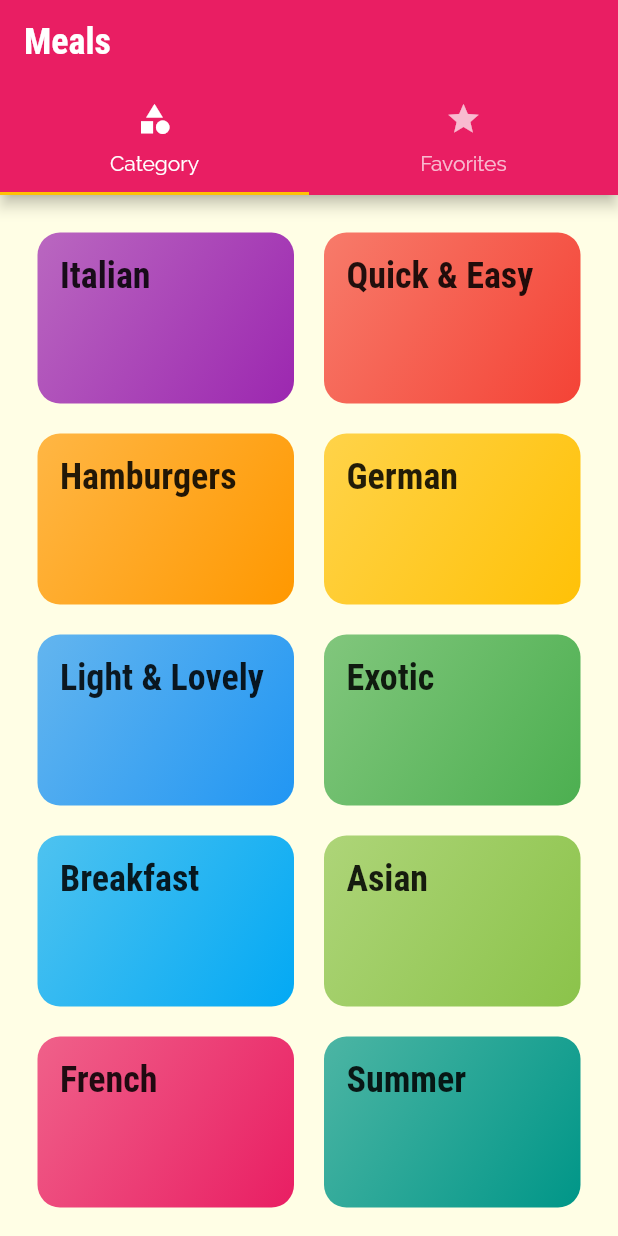
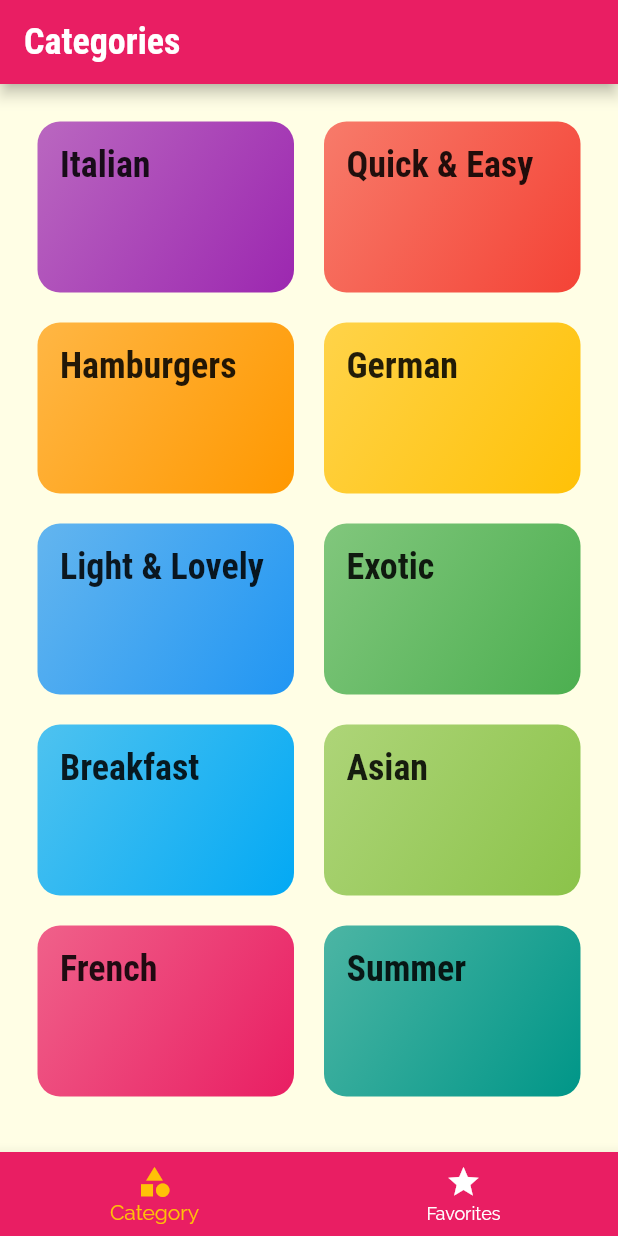
Before and after one commit to Borschik0/meals_app, a Flutter app: the screen it shows after launch, on a phone screen of 412 x 824 dp. Run offline on Flutter 3.47's test engine with Material 2 defaults, Android fonts, the phone set to English and light mode, and no system bars.

Commit message:
Update 7

```diff
--- a/lib/screens/tabs_screen.dart
+++ b/lib/screens/tabs_screen.dart
@@ -11,20 +11,39 @@ class TabsScreen extends StatefulWidget {
 }
 
 class _TabsScreenState extends State<TabsScreen> {
+  final List<Map<String, Object>> _pages = const [
+    {
+      'page': CategoriesScreen(),
+      'title': 'Categories'
+    },
+    {
+      'page': FavoritesScreen(),
+      'title': 'Your Favorite'
+    }
+  ];
+  int _selectedPageIndex = 0;
+  void _selectedPage(int index){
+    setState(() {
+      _selectedPageIndex = index;
+    });
+  }
+
   @override
   Widget build(BuildContext context) {
-    return DefaultTabController(length: 2, child: Scaffold(
-      appBar: AppBar(title: const Text('Meals'),
-      bottom: const TabBar(tabs: <Widget>[
-        Tab(icon: Icon(Icons.category), text: 'Category',),
-        Tab(icon: Icon(Icons.star), text: 'Favorites',),
-      ])),
-      body: const TabBarView(
-        children: <Widget>[
-          CategoriesScreen(),
-          FavoritesScreen()
+    return Scaffold(
+      appBar: AppBar(title:  Text(_pages[_selectedPageIndex]['title'] as String)),
+      body: _pages[_selectedPageIndex]['page'] as Widget,
+      bottomNavigationBar: BottomNavigationBar(
+        backgroundColor: Theme.of(context).primaryColor,
+        unselectedItemColor: Colors.white,
+        selectedItemColor: Theme.of(context).accentColor,
+        currentIndex: _selectedPageIndex,
+        onTap: _selectedPage,
+        items: [
+          BottomNavigationBarItem(icon: const Icon(Icons.category), label:'Category', backgroundColor: Theme.of(context).primaryColor),
+          BottomNavigationBarItem(icon: const Icon(Icons.star), label: 'Favorites', backgroundColor: Theme.of(context).primaryColor)
         ],
       ),
-    ));
+    );
   }
 }
```
